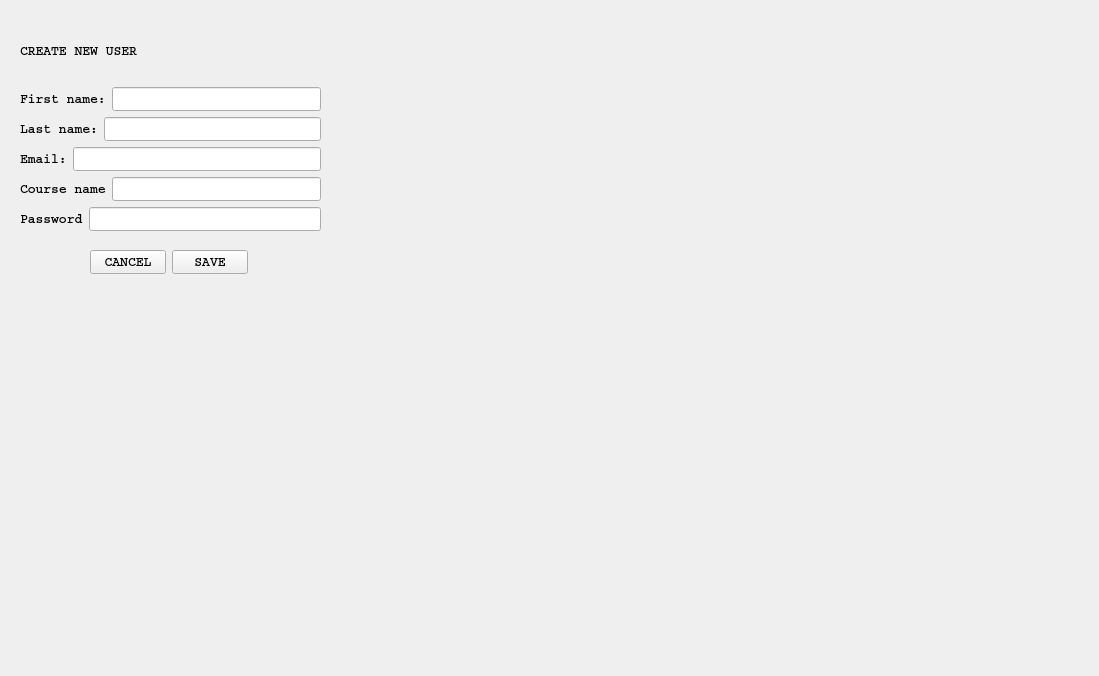
This is newteacher.ui in casalete/ErasmusIo as Qt 5 draws it before an edit. The edited form follows.
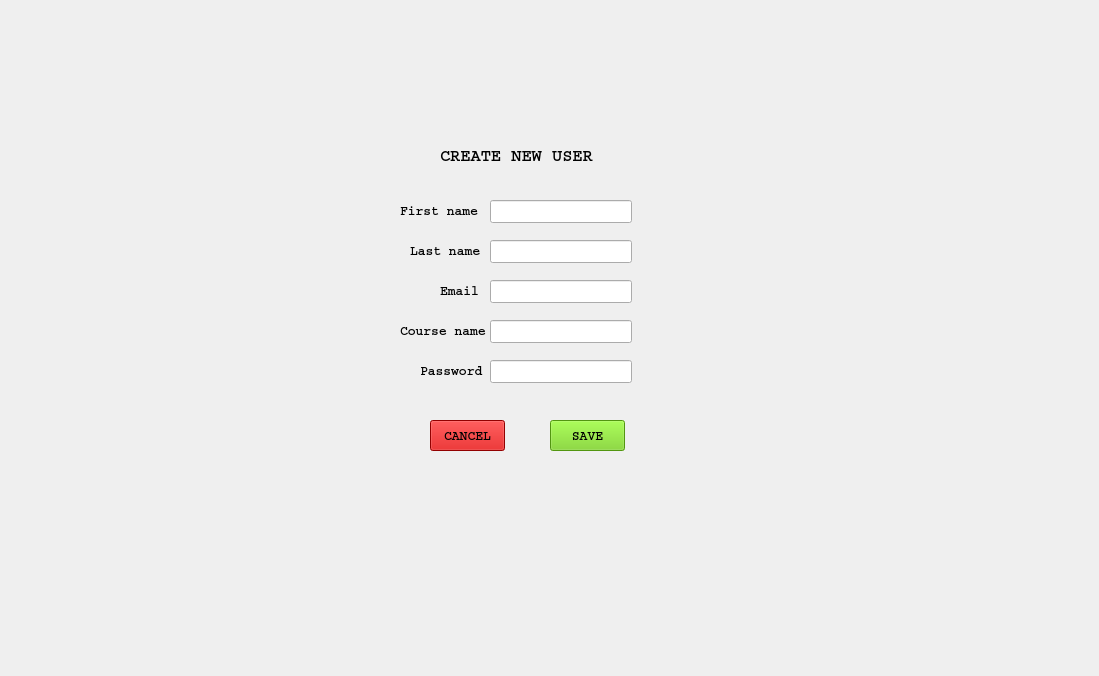
This is the edited form. Icons and pictures are not drawn.

What changed in the file:
```diff
--- a/newteacher.ui
+++ b/newteacher.ui
@@ -16,99 +16,39 @@
   <property name="styleSheet">
    <string notr="true">background-image: url(:/triupd.png);</string>
   </property>
-  <widget class="QWidget" name="layoutWidget">
-   <property name="geometry">
-    <rect>
-     <x>20</x>
-     <y>20</y>
-     <width>301</width>
-     <height>211</height>
-    </rect>
-   </property>
-   <layout class="QVBoxLayout" name="verticalLayout_2">
-    <item>
      <widget class="QLabel" name="label">
+   <property name="geometry">
+    <rect>
+     <x>440</x>
+     <y>140</y>
+     <width>161</width>
+     <height>31</height>
+    </rect>
+   </property>
       <property name="font">
        <font>
         <family>Courier</family>
-        <pointsize>10</pointsize>
+     <pointsize>13</pointsize>
         <weight>75</weight>
         <bold>true</bold>
        </font>
       </property>
+   <property name="styleSheet">
+    <string notr="true">background: transparent;</string>
+   </property>
       <property name="text">
        <string>CREATE NEW USER</string>
       </property>
      </widget>
-    </item>
-    <item>
-     <layout class="QVBoxLayout" name="verticalLayout">
-      <item>
-       <layout class="QHBoxLayout" name="horizontalLayout">
-        <item>
-         <widget class="QLabel" name="label_3">
-          <property name="font">
-           <font>
-            <family>Courier</family>
-            <pointsize>10</pointsize>
-            <weight>75</weight>
-            <bold>true</bold>
-           </font>
-          </property>
-          <property name="text">
-           <string>First name:</string>
-          </property>
-         </widget>
-        </item>
-        <item>
-         <widget class="QLineEdit" name="lineEdit_firstName">
-          <property name="font">
-           <font>
-            <family>Courier</family>
-            <pointsize>10</pointsize>
-            <weight>75</weight>
-            <bold>true</bold>
-           </font>
-          </property>
-         </widget>
-        </item>
-       </layout>
-      </item>
-      <item>
-       <layout class="QHBoxLayout" name="horizontalLayout_2">
-        <item>
-         <widget class="QLabel" name="label_4">
-          <property name="font">
-           <font>
-            <family>Courier</family>
-            <pointsize>10</pointsize>
-            <weight>75</weight>
-            <bold>true</bold>
-           </font>
-          </property>
-          <property name="text">
-           <string>Last name:</string>
-          </property>
-         </widget>
-        </item>
-        <item>
          <widget class="QLineEdit" name="lineEdit_lastName">
-          <property name="font">
-           <font>
-            <family>Courier</family>
-            <pointsize>10</pointsize>
-            <weight>75</weight>
-            <bold>true</bold>
-           </font>
-          </property>
-         </widget>
-        </item>
-       </layout>
-      </item>
-      <item>
-       <layout class="QHBoxLayout" name="horizontalLayout_3">
-        <item>
-         <widget class="QLabel" name="label_5">
+   <property name="geometry">
+    <rect>
+     <x>490</x>
+     <y>240</y>
+     <width>142</width>
+     <height>23</height>
+    </rect>
+   </property>
           <property name="font">
            <font>
             <family>Courier</family>
@@ -117,29 +57,16 @@
             <bold>true</bold>
            </font>
           </property>
-          <property name="text">
-           <string>Email:</string>
-          </property>
-         </widget>
-        </item>
-        <item>
-         <widget class="QLineEdit" name="lineEdit_email">
-          <property name="font">
-           <font>
-            <family>Courier</family>
-            <pointsize>10</pointsize>
-            <weight>75</weight>
-            <bold>true</bold>
-           </font>
-          </property>
-         </widget>
-        </item>
-       </layout>
-      </item>
-      <item>
-       <layout class="QHBoxLayout" name="horizontalLayout_4">
-        <item>
-         <widget class="QLabel" name="label_2">
+  </widget>
+  <widget class="QLabel" name="label_4">
+   <property name="geometry">
+    <rect>
+     <x>410</x>
+     <y>240</y>
+     <width>78</width>
+     <height>21</height>
+    </rect>
+   </property>
           <property name="font">
            <font>
             <family>Courier</family>
@@ -148,29 +75,22 @@
             <bold>true</bold>
            </font>
           </property>
+   <property name="styleSheet">
+    <string notr="true">background: transparent;</string>
+   </property>
           <property name="text">
-           <string>Course name</string>
-          </property>
-         </widget>
-        </item>
-        <item>
-         <widget class="QLineEdit" name="lineEdit">
-          <property name="font">
-           <font>
-            <family>Courier</family>
-            <pointsize>10</pointsize>
-            <weight>75</weight>
-            <bold>true</bold>
-           </font>
-          </property>
-         </widget>
-        </item>
-       </layout>
-      </item>
-      <item>
-       <layout class="QHBoxLayout" name="horizontalLayout_5">
-        <item>
+    <string>Last name</string>
+   </property>
+  </widget>
          <widget class="QLabel" name="label_6">
+   <property name="geometry">
+    <rect>
+     <x>420</x>
+     <y>360</y>
+     <width>63</width>
+     <height>21</height>
+    </rect>
+   </property>
           <property name="font">
            <font>
             <family>Courier</family>
@@ -179,13 +99,22 @@
             <bold>true</bold>
            </font>
           </property>
+   <property name="styleSheet">
+    <string notr="true">background: transparent;</string>
+   </property>
           <property name="text">
            <string>Password</string>
           </property>
          </widget>
-        </item>
-        <item>
          <widget class="QLineEdit" name="lineEdit_password">
+   <property name="geometry">
+    <rect>
+     <x>490</x>
+     <y>360</y>
+     <width>142</width>
+     <height>23</height>
+    </rect>
+   </property>
           <property name="font">
            <font>
             <family>Courier</family>
@@ -198,25 +127,99 @@
            <enum>QLineEdit::Password</enum>
           </property>
          </widget>
-        </item>
-       </layout>
-      </item>
-     </layout>
-    </item>
-   </layout>
+  <widget class="QLabel" name="label_2">
+   <property name="geometry">
+    <rect>
+     <x>400</x>
+     <y>320</y>
+     <width>86</width>
+     <height>21</height>
+    </rect>
+   </property>
+   <property name="font">
+    <font>
+     <family>Courier</family>
+     <pointsize>10</pointsize>
+     <weight>75</weight>
+     <bold>true</bold>
+    </font>
+   </property>
+   <property name="styleSheet">
+    <string notr="true">background: transparent;</string>
+   </property>
+   <property name="text">
+    <string>Course name</string>
+   </property>
   </widget>
-  <widget class="QWidget" name="layoutWidget">
+  <widget class="QLineEdit" name="lineEdit">
    <property name="geometry">
     <rect>
-     <x>90</x>
-     <y>250</y>
-     <width>158</width>
-     <height>25</height>
+     <x>490</x>
+     <y>320</y>
+     <width>142</width>
+     <height>23</height>
     </rect>
    </property>
-   <layout class="QHBoxLayout" name="horizontalLayout_6">
-    <item>
+   <property name="font">
+    <font>
+     <family>Courier</family>
+     <pointsize>10</pointsize>
+     <weight>75</weight>
+     <bold>true</bold>
+    </font>
+   </property>
+  </widget>
+  <widget class="QLineEdit" name="lineEdit_email">
+   <property name="geometry">
+    <rect>
+     <x>490</x>
+     <y>280</y>
+     <width>142</width>
+     <height>23</height>
+    </rect>
+   </property>
+   <property name="font">
+    <font>
+     <family>Courier</family>
+     <pointsize>10</pointsize>
+     <weight>75</weight>
+     <bold>true</bold>
+    </font>
+   </property>
+  </widget>
+  <widget class="QLabel" name="label_5">
+   <property name="geometry">
+    <rect>
+     <x>440</x>
+     <y>280</y>
+     <width>47</width>
+     <height>21</height>
+    </rect>
+   </property>
+   <property name="font">
+    <font>
+     <family>Courier</family>
+     <pointsize>10</pointsize>
+     <weight>75</weight>
+     <bold>true</bold>
+    </font>
+   </property>
+   <property name="styleSheet">
+    <string notr="true">background: transparent;</string>
+   </property>
+   <property name="text">
+    <string>Email</string>
+   </property>
+  </widget>
      <widget class="QPushButton" name="cancelButton">
+   <property name="geometry">
+    <rect>
+     <x>430</x>
+     <y>420</y>
+     <width>75</width>
+     <height>31</height>
+    </rect>
+   </property>
       <property name="font">
        <font>
         <family>Courier</family>
@@ -225,13 +228,22 @@
         <bold>true</bold>
        </font>
       </property>
+   <property name="styleSheet">
+    <string notr="true">background: rgb(204, 0, 0);</string>
+   </property>
       <property name="text">
        <string>CANCEL</string>
       </property>
      </widget>
-    </item>
-    <item>
      <widget class="QPushButton" name="submitButton">
+   <property name="geometry">
+    <rect>
+     <x>550</x>
+     <y>420</y>
+     <width>75</width>
+     <height>31</height>
+    </rect>
+   </property>
       <property name="font">
        <font>
         <family>Courier</family>
@@ -240,12 +252,54 @@
         <bold>true</bold>
        </font>
       </property>
+   <property name="styleSheet">
+    <string notr="true">background: rgb(115, 210, 22);</string>
+   </property>
       <property name="text">
        <string>SAVE</string>
       </property>
      </widget>
-    </item>
-   </layout>
+  <widget class="QLineEdit" name="lineEdit_firstName">
+   <property name="geometry">
+    <rect>
+     <x>490</x>
+     <y>200</y>
+     <width>142</width>
+     <height>23</height>
+    </rect>
+   </property>
+   <property name="font">
+    <font>
+     <family>Courier</family>
+     <pointsize>10</pointsize>
+     <weight>75</weight>
+     <bold>true</bold>
+    </font>
+   </property>
+  </widget>
+  <widget class="QLabel" name="label_3">
+   <property name="geometry">
+    <rect>
+     <x>400</x>
+     <y>200</y>
+     <width>81</width>
+     <height>21</height>
+    </rect>
+   </property>
+   <property name="font">
+    <font>
+     <family>Courier</family>
+     <pointsize>10</pointsize>
+     <weight>75</weight>
+     <bold>true</bold>
+    </font>
+   </property>
+   <property name="styleSheet">
+    <string notr="true">background: transparent;</string>
+   </property>
+   <property name="text">
+    <string>First name</string>
+   </property>
   </widget>
  </widget>
  <resources/>
```
Lines whose indentation alone changed are shown as unchanged.
